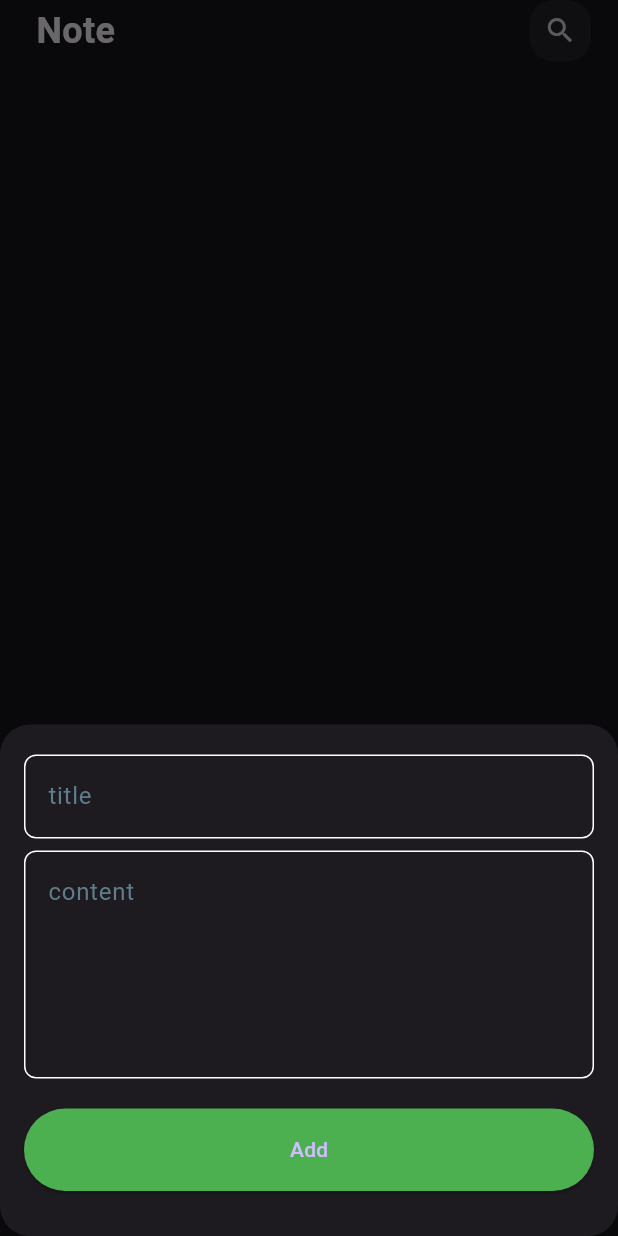
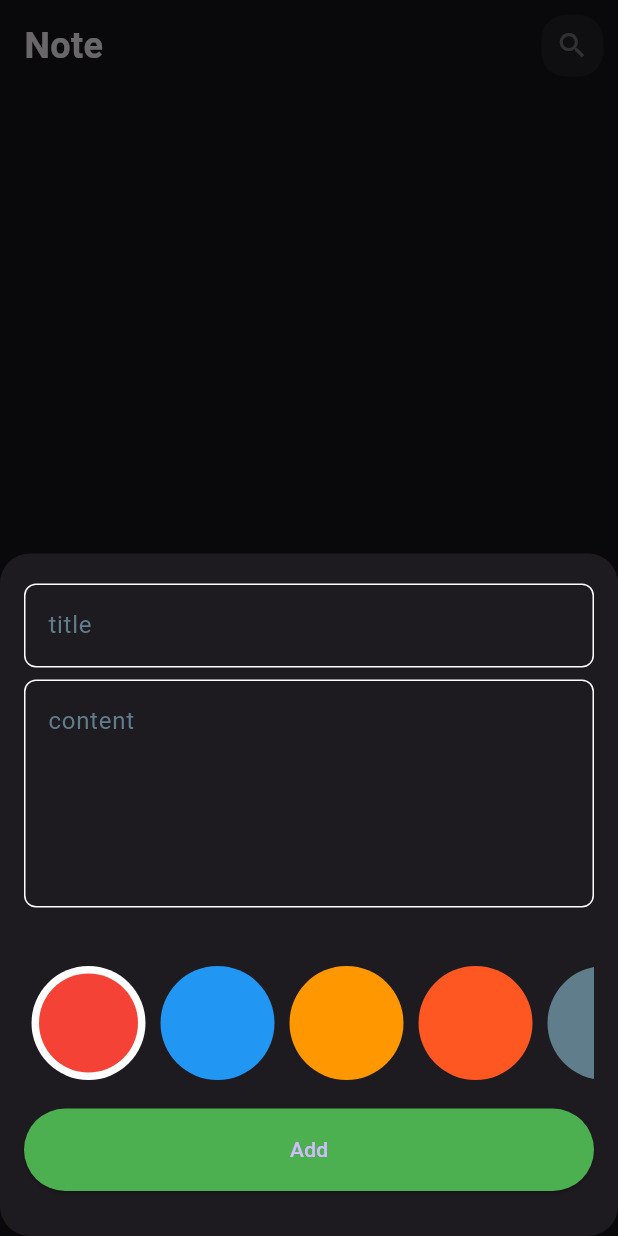
Before and after one commit to moaaz313/Notes_App, a Flutter app: the screen it shows after launch, after a tap on the "edit" icon, on a phone screen of 412 x 824 dp. Run offline on Flutter 3.47's test engine with Material 3 defaults, Android fonts, the phone set to English and light mode, and no system bars; our stand-ins replace bloc, flutter_bloc, hive, hive_flutter; accounts and stored records are empty.

Commit message:
penultimate ending

```diff
--- /dev/null
+++ b/devtools_options.yaml
@@ -0,0 +1 @@
+extensions:
--- a/lib/cubit/add_notes_cubit.dart
+++ b/lib/cubit/add_notes_cubit.dart
@@ -1,8 +1,6 @@
-// ignore_for_file: depend_on_referenced_packages, unused_local_variable
-
 import 'package:bloc/bloc.dart';
+import 'package:flutter/material.dart';
 import 'package:hive_flutter/adapters.dart';
-import 'package:meta/meta.dart';
 import 'package:notes/models/note_model.dart';
 
 part 'add_notes_state.dart';
@@ -10,7 +8,10 @@ part 'add_notes_state.dart';
 class AddNotesCubit extends Cubit<AddNotesState> {
   AddNotesCubit() : super(AddNotesInitial());
 
+  Color color = Colors.red;
+
   addNote(NoteModel note) async {
+    note.color = color.value;
     emit(AddNotesLoading());
     try {
       var notesBox = Hive.box<NoteModel>('notes_box');
--- a/lib/main.dart
+++ b/lib/main.dart
@@ -2,6 +2,7 @@
 
 import 'package:flutter/material.dart';
 import 'package:hive_flutter/adapters.dart';
+import 'package:notes/cubit/display_notes_cubit.dart';
 import 'package:notes/models/note_model.dart';
 import 'package:notes/simple_bloc_observer.dart';
 import 'package:notes/views/home_screen.dart';
@@ -20,11 +21,14 @@ class MyApp extends StatelessWidget {
 
   @override
   Widget build(BuildContext context) {
-    return MaterialApp(
-        debugShowCheckedModeBanner: false,
-        theme: ThemeData(
-          brightness: Brightness.dark,
-        ),
-        home: HomeScreen());
+    return BlocProvider(
+      create: (context) => DisplayNotesCubit(),
+      child: MaterialApp(
+          debugShowCheckedModeBanner: false,
+          theme: ThemeData(
+            brightness: Brightness.dark,
+          ),
+          home: HomeScreen()),
+    );
   }
 }
--- a/lib/models/note_model.dart
+++ b/lib/models/note_model.dart
@@ -6,13 +6,13 @@ part 'note_model.g.dart';
 @HiveType(typeId: 0)
 class NoteModel extends HiveObject {
   @HiveField(0)
-  final String title;
+  String title;
   @HiveField(1)
-  final String subTitle;
+  String subTitle;
   @HiveField(2)
   final String date;
   @HiveField(3)
-  final int color;
+  int color;
 
   NoteModel(
       {required this.date,
--- /dev/null
+++ b/lib/views/add_note_bottom_sheet.dart
@@ -0,0 +1,24 @@
+import 'package:flutter/material.dart';
+
+import 'widgets/show_bottm_sheet.dart';
+
+class AddNoteBottomSheet extends StatelessWidget {
+  const AddNoteBottomSheet({super.key});
+
+  @override
+  Widget build(BuildContext context) {
+    return FloatingActionButton(
+      onPressed: () {
+        showModalBottomSheet(
+            isScrollControlled: true,
+            shape:
+                RoundedRectangleBorder(borderRadius: BorderRadius.circular(20)),
+            context: context,
+            builder: (context) {
+              return const ShowModelBottomSheet();
+            });
+      },
+      child: const Icon(Icons.edit),
+    );
+  }
+}
--- a/lib/views/home_screen.dart
+++ b/lib/views/home_screen.dart
@@ -1,35 +1,18 @@
 // ignore_for_file: depend_on_referenced_packages
 
 import 'package:flutter/material.dart';
-import 'package:notes/cubit/display_notes_cubit.dart';
-import 'package:flutter_bloc/flutter_bloc.dart';
 
+import 'add_note_bottom_sheet.dart';
 import 'widgets/notes_view_body.dart';
-import 'widgets/show_bottm_sheet.dart';
 
 class HomeScreen extends StatelessWidget {
   const HomeScreen({super.key});
 
   @override
   Widget build(BuildContext context) {
-    return BlocProvider(
-      create: (context) => DisplayNotesCubit(),
-      child: Scaffold(
-        floatingActionButton: FloatingActionButton(
-          onPressed: () {
-            showModalBottomSheet(
-                isScrollControlled: true,
-                shape: RoundedRectangleBorder(
-                    borderRadius: BorderRadius.circular(20)),
-                context: context,
-                builder: (context) {
-                  return const ShowModelBottomSheet();
-                });
-          },
-          child: const Icon(Icons.edit),
-        ),
-        body: const NotesViewBody(),
-      ),
+    return const Scaffold(
+      floatingActionButton: AddNoteBottomSheet(),
+      body: NotesViewBody(),
     );
   }
 }
--- a/lib/views/widgets/add_note_form.dart
+++ b/lib/views/widgets/add_note_form.dart
@@ -3,6 +3,7 @@
 import 'package:flutter/material.dart';
 import 'package:notes/cubit/add_notes_cubit.dart';
 import 'package:notes/models/note_model.dart';
+import 'color_list_view.dart';
 import 'custom_text_field.dart';
 import 'elvated_button.dart';
 import 'package:flutter_bloc/flutter_bloc.dart'; // For BlocProvider
@@ -47,6 +48,7 @@ class _AddNoteFormState extends State<AddNoteForm> {
           const SizedBox(
             height: 20,
           ),
+          const ColorListView(),
           BlocBuilder<AddNotesCubit, AddNotesState>(
             builder: (context, state) {
               return CustomElevatedButton(
@@ -59,7 +61,7 @@ class _AddNoteFormState extends State<AddNoteForm> {
                         DateFormat.yMd().format(currentDate);
                     var noteModel = NoteModel(
                         date: currentDateFormat,
-                        color: Colors.blueGrey.value,
+                        color: Colors.red.value,
                         subTitle: subTitle!,
                         title: title!);
                     BlocProvider.of<AddNotesCubit>(context).addNote(noteModel);
--- /dev/null
+++ b/lib/views/widgets/color_list_view.dart
@@ -0,0 +1,72 @@
+// ignore_for_file: depend_on_referenced_packages
+
+import 'package:flutter/material.dart';
+import 'package:notes/cubit/add_notes_cubit.dart';
+import 'package:flutter_bloc/flutter_bloc.dart';
+
+class ColorItem extends StatelessWidget {
+  const ColorItem({super.key, required this.isActive, required this.color});
+  final bool isActive;
+  final Color color;
+  @override
+  Widget build(BuildContext context) {
+    return isActive
+        ? CircleAvatar(
+            radius: 38,
+            backgroundColor: Colors.white,
+            child: CircleAvatar(
+              radius: 33,
+              backgroundColor: color,
+            ),
+          )
+        : CircleAvatar(
+            radius: 38,
+            backgroundColor: color,
+          );
+  }
+}
+
+class ColorListView extends StatefulWidget {
+  const ColorListView({super.key});
+
+  @override
+  State<ColorListView> createState() => _ColorListViewState();
+}
+
+class _ColorListViewState extends State<ColorListView> {
+  int currentIndex = 0;
+
+  List<Color> colors = [
+    Colors.red,
+    Colors.blue,
+    Colors.orange,
+    Colors.deepOrange,
+    Colors.blueGrey
+  ];
+  @override
+  Widget build(BuildContext context) {
+    return SizedBox(
+      height: 38 * 3,
+      child: ListView.builder(
+        itemCount: colors.length,
+        scrollDirection: Axis.horizontal,
+        itemBuilder: (context, index) {
+          return Padding(
+            padding: const EdgeInsets.symmetric(horizontal: 5),
+            child: GestureDetector(
+              onTap: () {
+                currentIndex = index;
+                BlocProvider.of<AddNotesCubit>(context).color = colors[index];
+                setState(() {});
+              },
+              child: ColorItem(
+                color: colors[index],
+                isActive: currentIndex == index ? true : false,
+              ),
+            ),
+          );
+        },
+      ),
+    );
+  }
+}
--- a/lib/views/widgets/custom_app_bar.dart
+++ b/lib/views/widgets/custom_app_bar.dart
@@ -5,19 +5,37 @@ import 'package:flutter/material.dart';
 import 'custom_search_icon.dart';
 
 class CustomAppBar extends StatelessWidget {
- const CustomAppBar({super.key, required this.title, required this.icon});
+  const CustomAppBar(
+      {super.key,
+      required this.title,
+      required this.icon,
+      this.isBack = false,
+       this.onPress});
   final String title;
   final IconData? icon;
+  final bool isBack;
+  final void Function()? onPress;
+
   @override
   Widget build(BuildContext context) {
     return Row(
       children: [
+        isBack
+            ? IconButton(
+                onPressed: () {
+                  Navigator.pop(context);
+                },
+                icon: const Icon(Icons.arrow_back))
+            : Container(),
         Text(
           title,
           style: const TextStyle(fontSize: 24, fontWeight: FontWeight.bold),
         ),
         const Spacer(),
-         CustomSearchIcon(icon: icon,),
+        CustomIcon(
+          onPressed: onPress,
+          icon: icon,
+        ),
       ],
     );
   }
--- a/lib/views/widgets/custom_search_icon.dart
+++ b/lib/views/widgets/custom_search_icon.dart
@@ -2,9 +2,10 @@
 
 import 'package:flutter/material.dart';
 
-class CustomSearchIcon extends StatelessWidget {
-  CustomSearchIcon({super.key , required this.icon});
+class CustomIcon extends StatelessWidget {
+  CustomIcon({super.key, required this.icon, this.onPressed});
   IconData? icon;
+  final void Function()? onPressed;
   @override
   Widget build(BuildContext context) {
     return Container(
@@ -14,8 +15,8 @@ class CustomSearchIcon extends StatelessWidget {
           borderRadius: BorderRadius.circular(16),
           color: Colors.white.withOpacity(0.05)),
       child: IconButton(
-        onPressed: () {},
-        icon:  Icon(
+        onPressed: onPressed,
+        icon: Icon(
           icon,
           size: 22,
         ),
--- a/lib/views/widgets/custom_text_field.dart
+++ b/lib/views/widgets/custom_text_field.dart
@@ -4,13 +4,20 @@ import 'package:flutter/material.dart';
 
 class CustomTextFormField extends StatelessWidget {
   CustomTextFormField(
-      {super.key, required this.hint, this.maxline = 1, this.onSaved});
+      {super.key,
+      required this.hint,
+      this.maxline = 1,
+      this.onSaved,
+      this.onChange});
   String hint;
   int maxline;
   final void Function(String?)? onSaved;
+  final void Function(String?)? onChange;
   @override
   Widget build(BuildContext context) {
     return TextFormField(
+
+        onChanged: onChange,
         validator: (value) {
           if (value?.isEmpty ?? true) {
             return 'Field is required';
--- a/lib/views/widgets/note_item.dart
+++ b/lib/views/widgets/note_item.dart
@@ -14,7 +14,9 @@ class NoteItem extends StatelessWidget {
         Navigator.push(
           context,
           MaterialPageRoute(builder: (context) {
-            return const EditNoteScreen();
+            return EditNoteScreen(
+              note: note,
+            );
           }),
         );
       },
--- a/lib/views/widgets/notes_view_body.dart
+++ b/lib/views/widgets/notes_view_body.dart
@@ -24,7 +24,7 @@ class _NotesViewBodyState extends State<NotesViewBody> {
   @override
   Widget build(BuildContext context) {
     return const Padding(
-      padding: EdgeInsets.symmetric(horizontal: 18),
+      padding: EdgeInsets.symmetric(horizontal: 10, vertical: 10),
       child: SafeArea(
         child: Column(
           children: [
--- a/lib/views/widgets/show_bottm_sheet.dart
+++ b/lib/views/widgets/show_bottm_sheet.dart
@@ -3,6 +3,7 @@
 import 'package:flutter/material.dart';
 import 'package:notes/cubit/add_notes_cubit.dart';
 import 'package:flutter_bloc/flutter_bloc.dart';
+import 'package:notes/cubit/display_notes_cubit.dart';
 import 'add_note_form.dart';
 
 class ShowModelBottomSheet extends StatelessWidget {
@@ -16,10 +17,9 @@ class ShowModelBottomSheet extends StatelessWidget {
         padding: const EdgeInsets.symmetric(horizontal: 16, vertical: 20),
         child: BlocConsumer<AddNotesCubit, AddNotesState>(
           listener: (context, state) {
-            if (state is AddNotesFailuer) {
-              print('failed ${state.errMessage}');
-            }
+            if (state is AddNotesFailuer) {}
             if (state is AddNotesSuccess) {
+              BlocProvider.of<DisplayNotesCubit>(context).getAllNotes();
               Navigator.pop(context);
             }
           },
```
Also changed, not shown: lib/views/edit_note_screen.dart (+7 -5 lines), lib/views/widgets/edit_note_view.dart (+33 -5 lines).
